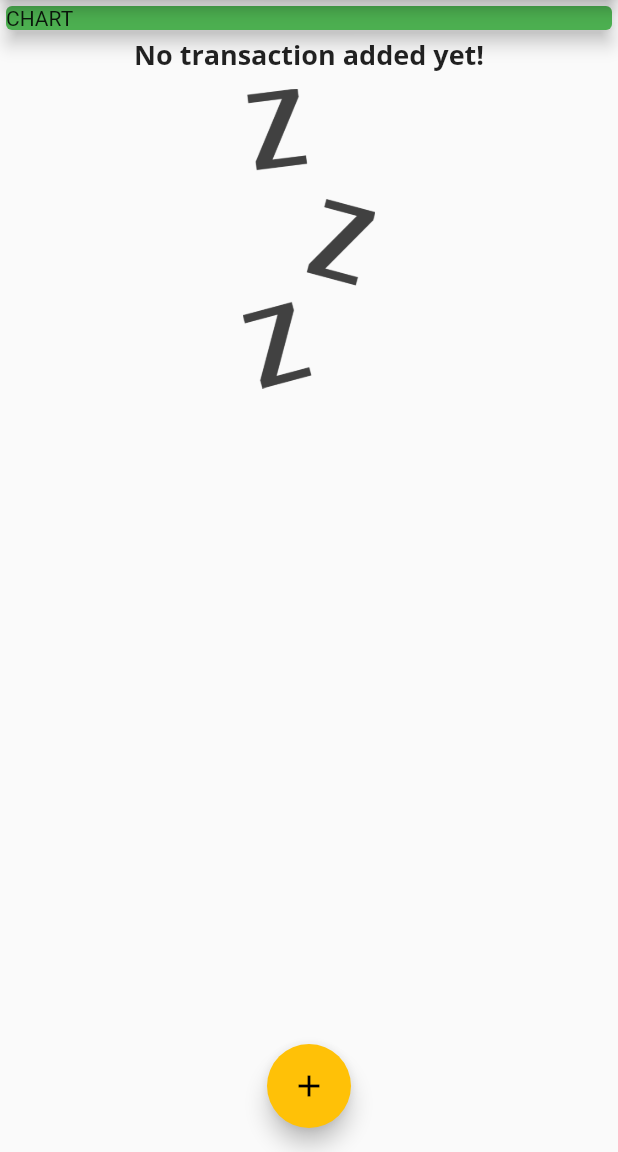
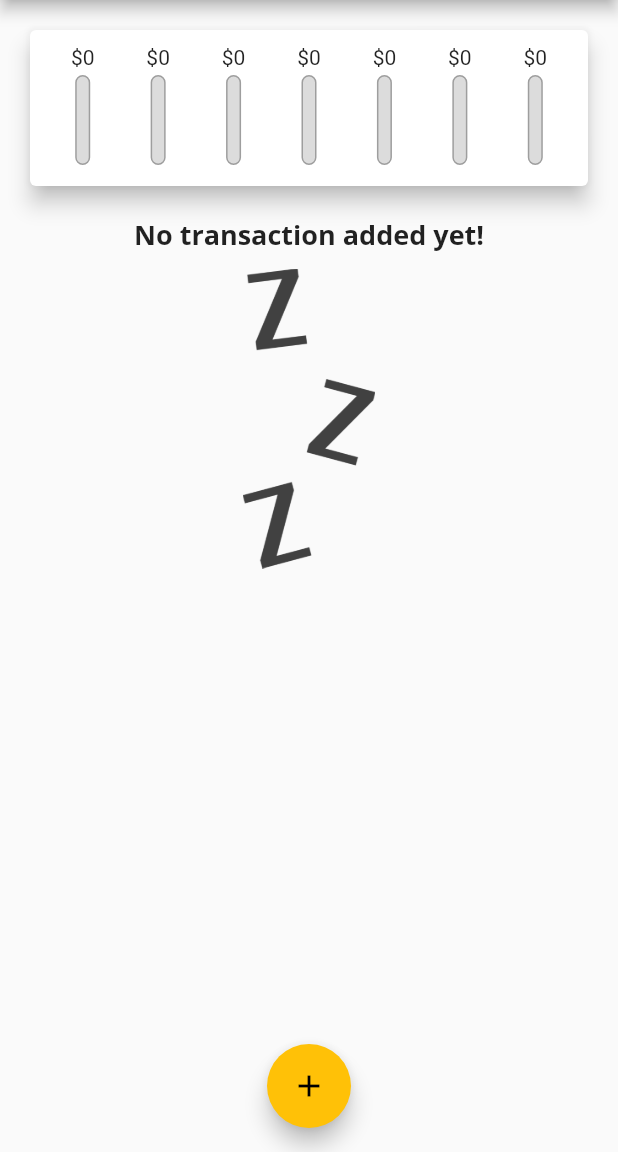
Before and after one commit to Seician/flutter_complete_guide, a Flutter app: the screen it shows after launch, on a phone screen of 412 x 824 dp, the part 84-1236 px from its top. Run offline on Flutter 3.47's test engine with Material 2 defaults, Android fonts, the phone set to English and light mode, and no system bars.

Commit message:
Adding Chart Widget

```diff
--- a/lib/main.dart
+++ b/lib/main.dart
@@ -1,4 +1,5 @@
 import 'package:flutter/material.dart';
+import 'package:flutter_complete_guide/widgets/chart.dart';
 import 'package:flutter_complete_guide/widgets/new_transactions.dart';
 import 'package:flutter_complete_guide/widgets/transaction_list.dart';
 
@@ -22,13 +23,12 @@ class MyApp extends StatelessWidget {
                   fontSize: 18)),
           appBarTheme: AppBarTheme(
             textTheme: ThemeData.light().textTheme.copyWith(
-            headline6:TextStyle(
+                  headline6: TextStyle(
                     fontFamily: 'OpenSans',
                     fontSize: 20,
                   ),
-               )
-               ,)
                 ),
+          )),
       home: MyHomePage(),
     );
   }
@@ -51,6 +51,16 @@ class _MyHomePageState extends State<MyHomePage> {
     //     date: DateTime.now()),
   ];
 
+  List<Transaction> get _recentTransactions {
+    return _userTransactions.where((tx) {
+      return tx.date.isAfter(
+        DateTime.now().subtract
+        (const Duration(days: 7),
+      ),
+      );
+    }).toList();
+  }
+
   void _addNewTransaction(String title, double amount) {
     final newTx = Transaction(
         id: DateTime.now().toString(),
@@ -68,7 +78,7 @@ class _MyHomePageState extends State<MyHomePage> {
       context: context,
       builder: (_) {
         return GestureDetector(
-          onTap: (){} ,
+          onTap: () {},
           child: NewTransaction(_addNewTransaction),
           behavior: HitTestBehavior.opaque,
         );
@@ -86,21 +96,15 @@ class _MyHomePageState extends State<MyHomePage> {
             icon: Icon(Icons.add),
           )
         ],
-        title: Text('Personal Expenses',),
-
+        title: Text(
+          'Personal Expenses',
+        ),
       ),
       body: SingleChildScrollView(
         child: Column(
           crossAxisAlignment: CrossAxisAlignment.stretch,
           children: <Widget>[
-            Container(
-              width: double.infinity,
-              child: Card(
-                color: Theme.of(context).primaryColor,
-                child: Text('CHART'),
-                elevation: 5,
-              ),
-            ),
+            Chart(_recentTransactions),
             TransactionList(_userTransactions),
           ],
         ),
--- /dev/null
+++ b/lib/widgets/chart.dart
@@ -0,0 +1,59 @@
+import 'package:flutter/material.dart';
+import 'package:flutter_complete_guide/models/transaction.dart';
+import 'package:flutter_complete_guide/widgets/chart_bar.dart';
+import 'package:intl/intl.dart';
+
+class Chart extends StatelessWidget {
+  final List<Transaction> recentTransactions;
+
+  Chart(this.recentTransactions);
+
+  List<Map<String, Object>> get groupedTransactionValues {
+    return List.generate(7, (index) {
+      final weekDay = DateTime.now().subtract(Duration(days: index));
+      var totalSum = 0.0;
+
+      for (var i = 0; i < recentTransactions.length; i++) {
+        if (recentTransactions[i].date.day == weekDay.day &&
+            recentTransactions[i].date.month == weekDay.month &&
+            recentTransactions[i].date.year == weekDay.year) {
+          totalSum += recentTransactions[i].amount;
+        }
+      }
+
+      return {
+        'day': DateFormat.E().format(weekDay).substring(0, 1),
+        'amount': totalSum
+      };
+    });
+  }
+
+  double get totalSpending {
+    return groupedTransactionValues.fold(0.0, (sum, item) {
+      return sum +( item['amount'] as double);
+    });
+  }
+
+  @override
+  Widget build(BuildContext context) {
+    return Card(
+      elevation: 6,
+      margin: const EdgeInsets.all(20),
+      child: Container(
+        padding: const EdgeInsets.all(10),
+        child: Row(
+          mainAxisAlignment: MainAxisAlignment.spaceAround,
+          children: groupedTransactionValues.map((data) {
+            return Flexible(
+              fit: FlexFit.tight,
+              child: ChartBar(
+                 ( data['day'] as String),
+                  (data['amount'] as double),
+                 totalSpending == 0.0 ? 0.0 : (data['amount'] as double) / totalSpending),
+            );
+          }).toList(),
+        ),
+      ),
+    );
+  }
+}
--- /dev/null
+++ b/lib/widgets/chart_bar.dart
@@ -0,0 +1,45 @@
+
+import 'package:flutter/material.dart';
+
+class ChartBar extends StatelessWidget {
+  final String label;
+  final double spendingAmount;
+  final double spendingProcentageOfTotal;
+
+  ChartBar(this.label, this.spendingAmount, this.spendingProcentageOfTotal);
+
+  @override
+  Widget build(BuildContext context) {
+    return Column(
+      children: [
+        FittedBox (
+          child: Text('\$${spendingAmount.toStringAsFixed(0)}')),
+        SizedBox(
+          height: 4,
+        ),
+        Container(
+          height: 60,
+          width: 10,
+          child: Stack(children: [
+            Container(
+              decoration: BoxDecoration(
+                border: Border.all(
+                  color: Colors.grey,
+                  width: 1.0),
+                color: Color.fromRGBO(220, 220,220, 1),
+                borderRadius: BorderRadius.circular(10),
+                 ),
+                   ),
+                   FractionallySizedBox(heightFactor: spendingProcentageOfTotal, child: Container(
+                      decoration: BoxDecoration(
+                        color: Theme.of(context).primaryColor,
+                         borderRadius: BorderRadius.circular(10),
+                      ),
+                   ),)
+          ],),
+        ),
+        SizedBox( height: 4,),
+      ],
+    );
+  }
+}
```
Lines whose indentation alone changed are shown as unchanged.
